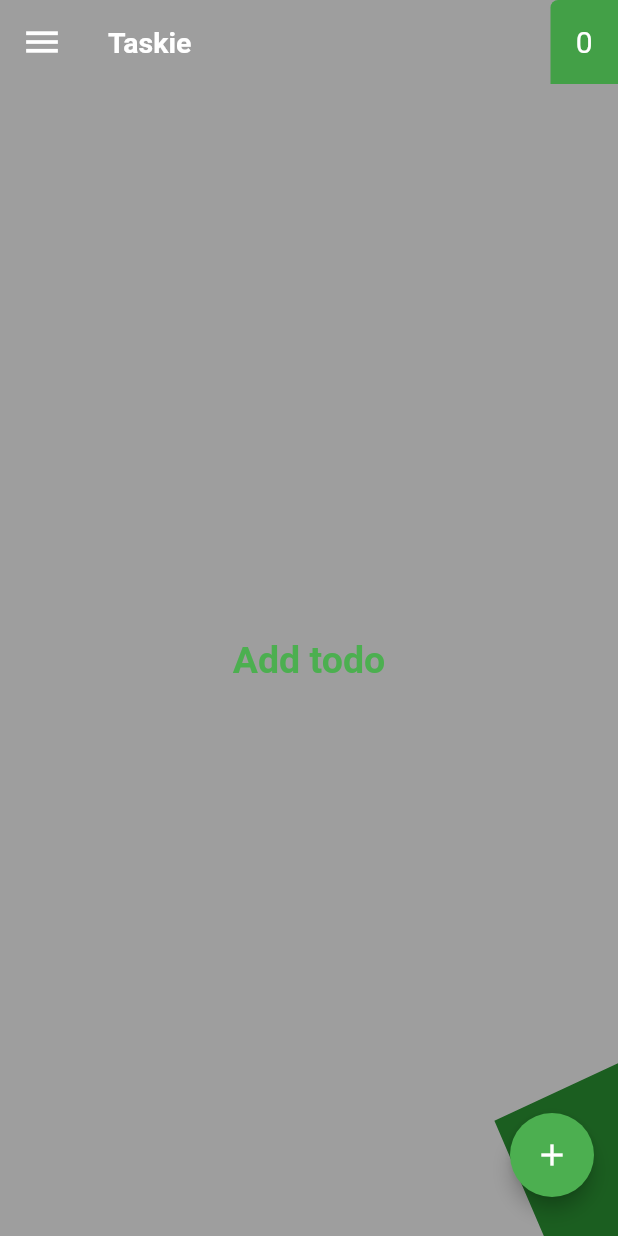
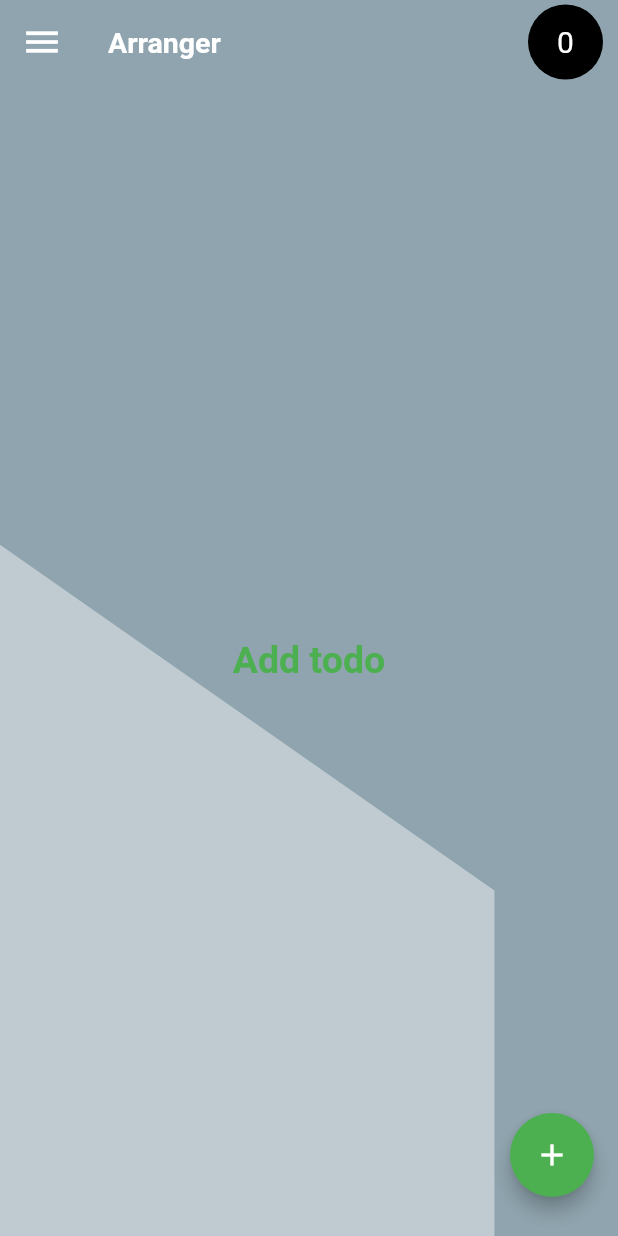
Before and after one commit to Looper101/todo__reactive_app, a Flutter app: the screen it shows after launch, on a phone screen of 412 x 824 dp. Run offline on Flutter 3.47's test engine with Material 2 defaults, Android fonts, the light colour scheme and no system bars; our stand-ins replace sqflite; accounts and stored records are empty; Roboto replaces fonts that are missing (RobotoMono).

Commit message:
Bkup -b4 changing the getAll function

```diff
--- a/lib/ui/homepage.dart
+++ b/lib/ui/homepage.dart
@@ -1,10 +1,7 @@
 import 'dart:ui';
-
 import 'package:flutter/material.dart';
 import 'package:provider/provider.dart';
 import 'package:todo_stream/bloc/todo_bloc.dart';
-
-// import 'package:todo_stream/database/database.dart';
 import 'components/get_todo_widget.dart';
 import 'components/show_addtodo_sheet.dart';
 
@@ -14,12 +11,6 @@ class HomePage extends StatefulWidget {
 }
 
 class _HomePageState extends State<HomePage> {
-  // TodoBloc todoBloc;
-  // @override
-  // void initState() {
-  //   super.initState();
-  // }
-
   @override
   void didChangeDependencies() {
     Provider.of<TodoBloc>(context, listen: false).getTodo();
@@ -32,7 +23,7 @@ class _HomePageState extends State<HomePage> {
     return Scaffold(
       resizeToAvoidBottomInset: false,
       resizeToAvoidBottomPadding: false,
-      backgroundColor: Colors.green.shade900,
+      backgroundColor: Colors.blueGrey.withOpacity(0.4),
       floatingActionButton: Padding(
         padding:
             EdgeInsets.only(bottom: MediaQuery.of(context).padding.bottom + 10),
@@ -47,22 +38,24 @@ class _HomePageState extends State<HomePage> {
       ),
       appBar: AppBar(
         elevation: 0.0,
-        backgroundColor: Colors.grey,
+        backgroundColor: Colors.blueGrey.withOpacity(0.5),
         actions: [
           StreamBuilder<int>(
             initialData: 0,
             stream: Provider.of<TodoBloc>(context).todoCountStream,
             builder: (context, snapshot) {
               return Container(
-                width: 45,
+                margin: EdgeInsets.only(right: 10),
+                width: 50,
                 padding: EdgeInsets.all(8),
                 decoration: BoxDecoration(
-                  color: Colors.green.shade600,
-                  shape: BoxShape.rectangle,
-                  borderRadius: BorderRadius.only(
-                    topLeft: Radius.circular(5),
-                    bottomLeft: Radius.circular(0),
-                  ),
+                  color: Colors.black,
+                  shape: BoxShape.circle,
+
+                  // borderRadius: BorderRadius.only(
+                  //   topLeft: Radius.circular(5),
+                  //   bottomLeft: Radius.circular(0),
+                  // ),
                 ),
                 // margin: EdgeInsets.only(top: 10),
                 alignment: Alignment.center,
@@ -87,7 +80,7 @@ class _HomePageState extends State<HomePage> {
           },
         ),
         title: Text(
-          "Taskie",
+          "Arranger",
           style: TextStyle(
               color: Colors.white,
               fontWeight: FontWeight.w600,
@@ -103,7 +96,9 @@ class _HomePageState extends State<HomePage> {
               Positioned(
                 child: ClipPath(
                     clipper: MyCustomClipper(),
-                    child: Container(color: Colors.grey)),
+                    child: Container(
+                      color: Colors.blueGrey.withOpacity(0.5),
+                    )),
               ),
               getTodosWidget(context),
             ],
@@ -121,14 +116,15 @@ class MyCustomClipper extends CustomClipper<Path> {
 
     path1
       ..moveTo(0, 0)
-      ..lineTo(0, size.height)
-      ..lineTo(size.width * 0.88, size.height)
-      ..lineTo(size.width * 0.8, size.height * 0.9)
+      ..lineTo(0, size.height * 0.4)
+      ..lineTo(size.width * 0.8, size.height * 0.7)
+      ..lineTo(size.width * 0.8, size.height)
       // ..quadraticBezierTo(
       //     size.width * 0.92, size.height * 0.85, size.width, size.height * 0.78)
-      ..lineTo(size.width, size.height * .85)
+      ..lineTo(size.width, size.height)
       ..lineTo(size.width, 0)
       ..close();
+
     return path1;
   }
 
```
Also changed, not shown: lib/bloc/todo_bloc.dart (+19 -0 lines), lib/ui/components/get_todo_widget.dart (+7 -7 lines).
